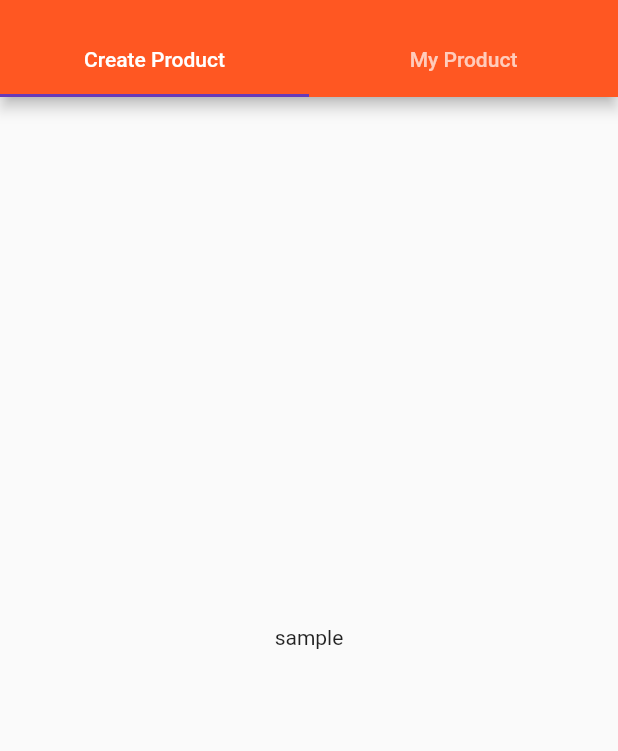
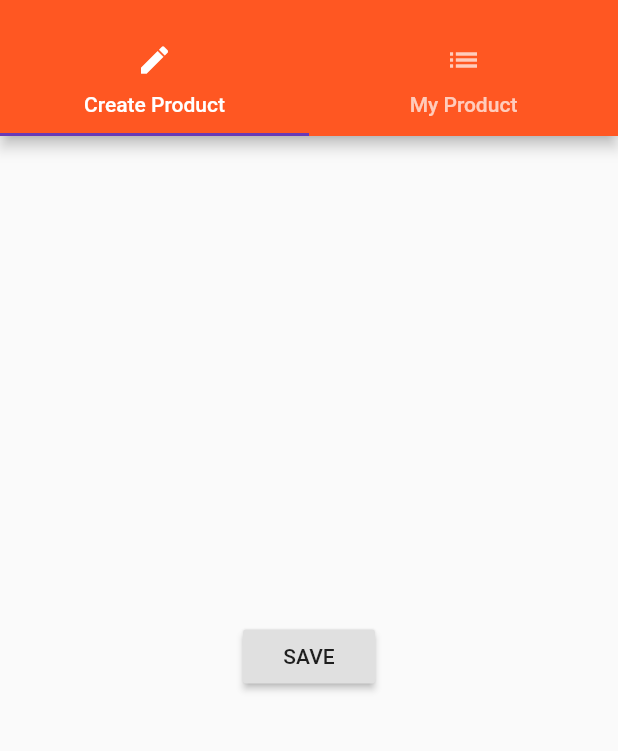
Before and after one commit to koba0719/flutter_course, a Flutter app: the ProductsAdminPage screen opened directly, on a phone screen of 412 x 824 dp, the part 59-810 px from its top. Run offline on Flutter 3.47's test engine with Material 2 defaults, Android fonts, the phone set to English and light mode, and no system bars.

Commit message:
section6 complete

```diff
--- /dev/null
+++ b/lib/pages/product_create.dart
@@ -0,0 +1,22 @@
+import 'package:flutter/material.dart';
+
+class ProductCreatePage extends StatelessWidget {
+  @override
+  Widget build(BuildContext context) {
+    return Center(
+      child: RaisedButton(
+        child: Text('SAVE'),
+        onPressed: () {
+          showModalBottomSheet(
+            context: context,
+            builder: (BuildContext context) {
+              return Center(
+                child: Text('This is a Modal'),
+              );
+            }
+          );
+        },
+      ),
+    );
+  }
+}
--- a/lib/pages/products_admin.dart
+++ b/lib/pages/products_admin.dart
@@ -1,6 +1,8 @@
 import 'package:flutter/material.dart';
 
 import 'package:flutter_cource/pages/products.dart';
+import 'package:flutter_cource/pages/product_create.dart';
+import 'package:flutter_cource/pages/product_list.dart';
 
 class ProductsAdminPage extends StatelessWidget {
   @override
@@ -18,12 +20,7 @@ class ProductsAdminPage extends StatelessWidget {
               ListTile(
                 title: Text('All Products'),
                 onTap: () {
-                  Navigator.pushReplacement(
-                    context,
-                    MaterialPageRoute(
-                      builder: (BuildContext context) => ProductsPage(),
-                    ),
-                  );
+                  Navigator.pushReplacementNamed(context, '/');
                 },
               )
             ],
@@ -34,17 +31,22 @@ class ProductsAdminPage extends StatelessWidget {
           bottom: TabBar(
             tabs: <Widget>[
               Tab(
-                child: Text('Create Product'),
+                icon: Icon(Icons.create),
+                text: 'Create Product',
               ),
               Tab(
-                child: Text('My Product'),
+                icon: Icon(Icons.list ),
+                text: 'My Product',
               ),
             ],
           ),
         ),
-        body: Center(
-          child: Text('sample'),
-        ),
+        body: TabBarView(
+          children: <Widget>[
+            ProductCreatePage(),
+            ProductListPage()
+          ],
+        )
       ),
     );
   }
```
Also changed, not shown: lib/main.dart (+54 -6 lines), lib/pages/auth.dart (+1 -6 lines), lib/pages/product.dart (+28 -1 lines), lib/pages/product_list.dart (added, +10 -0 lines), lib/pages/products.dart (+8 -8 lines), lib/product_manager.dart (+7 -44 lines), lib/products.dart (+3 -9 lines).
